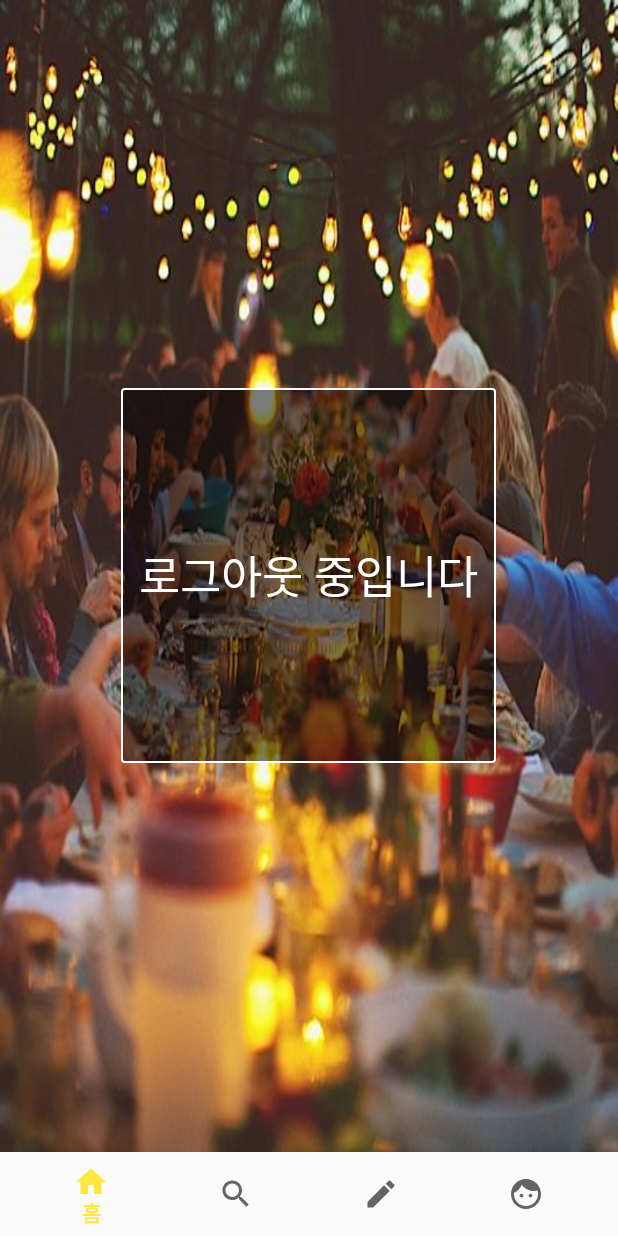
After one commit to aralaa/MyType, an Android app: the fragment LogoutFragment placed in its activity, on a phone screen of 412 x 824 dp. The commit adds this screen. Run offline under Robolectric (Android 15) with nearby library versions, the phone set to English and light mode, and no system bars; our stand-ins replace Firebase (no records; nobody signed in at launch, a user with empty details on screens opened directly); pictures from the network do not load; Roboto replaces fonts that are not available here.

Commit message:
현경 commit: 나의취향누르면 로그아웃될수 있게 LogoutFragment추가함             지금은 작동안하게했고 로그아웃으로 바꾸려면 MainActivity에 표시해놓은 두줄만 수정하면됨

```diff
--- a/app/src/main/java/com/example/manito15/mytype/MainActivity.java
+++ b/app/src/main/java/com/example/manito15/mytype/MainActivity.java
@@ -11,6 +11,7 @@ import android.support.v7.widget.Toolbar;
 import android.view.MenuItem;
 
 import com.example.manito15.mytype.fragment.HomeFragment;
+import com.example.manito15.mytype.fragment.LogoutFragment;
 import com.example.manito15.mytype.fragment.MyTypeFragment;
 import com.example.manito15.mytype.fragment.SearchFragment;
 import com.example.manito15.mytype.helper.BottomNavigationViewHelper;
@@ -44,7 +45,9 @@ public class MainActivity extends AppCompatActivity implements BottomNavigationV
                 return true;
             case R.id.nav_mytype:
                 MyTypeFragment myTypeFragment = new MyTypeFragment();
-                manager.beginTransaction().replace(R.id.content_main, myTypeFragment, myTypeFragment.getTag()).commit();
+                //로그아웃하려면 위에거 지우고 주석 풀어주면됨
+                //LogoutFragment logoutFragment=new LogoutFragment();
+                manager.beginTransaction().replace(R.id.content_main, myTypeFragment, myTypeFragment.getTag()).commit();//로그아웃하려면 저거 두개logoutFragment로 변경
                 return true;
         }
         return false;
--- /dev/null
+++ b/app/src/main/java/com/example/manito15/mytype/fragment/LogoutFragment.java
@@ -0,0 +1,40 @@
+package com.example.manito15.mytype.fragment;
+
+
+import android.content.Intent;
+import android.os.Bundle;
+import android.support.v4.app.Fragment;
+import android.view.LayoutInflater;
+import android.view.View;
+import android.view.ViewGroup;
+
+import com.example.manito15.mytype.LoginActivity;
+import com.example.manito15.mytype.R;
+import com.google.firebase.auth.FirebaseAuth;
+
+/**
+ * A simple {@link Fragment} subclass.
+ */
+public class LogoutFragment extends Fragment {
+    private FirebaseAuth auth;
+    View v;
+
+    public LogoutFragment() {
+        // Required empty public constructor
+    }
+
+
+    @Override
+    public View onCreateView(LayoutInflater inflater, ViewGroup container,
+                             Bundle savedInstanceState) {
+        // Inflate the layout for this fragment
+        auth = FirebaseAuth.getInstance();
+        auth.signOut();
+        Intent intent = new Intent(getContext(),LoginActivity.class);
+        startActivity(intent);
+        //finish();
+
+        return inflater.inflate(R.layout.fragment_logout, container, false);
+    }
+
+}
--- /dev/null
+++ b/app/src/main/res/layout/fragment_logout.xml
@@ -0,0 +1,27 @@
+<FrameLayout xmlns:android="http://schemas.android.com/apk/res/android"
+    xmlns:tools="http://schemas.android.com/tools"
+    android:layout_width="match_parent"
+    android:layout_height="match_parent"
+    tools:context="com.example.manito15.mytype.fragment.LogoutFragment">
+
+
+    <RelativeLayout
+        android:layout_width="match_parent"
+        android:layout_height="match_parent"
+        android:background="@drawable/loading"
+        android:gravity="center_horizontal|center_vertical"
+       >
+
+        <TextView
+            android:id="@+id/app_name"
+            android:layout_width="250dp"
+            android:layout_height="250dp"
+            android:gravity="center_horizontal|center_vertical"
+            android:text="로그아웃 중입니다"
+            android:textSize="30sp"
+            android:textColor="#FFFFFF"
+            android:background="@drawable/border"/>
+
+    </RelativeLayout>
+
+</FrameLayout>
```
Also changed, not shown: 2 other files.
